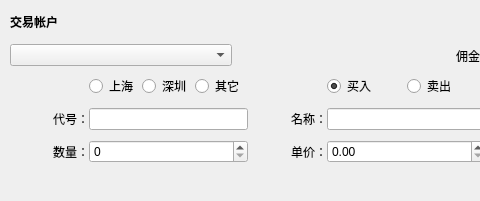
The window that myExchangeFormStock.ui (Imrono/myFinance) describes before a commit, drawn with Qt 5; both pictures show x 0 to 480 and y 0 to 201 of the 689 by 201 pixel window.
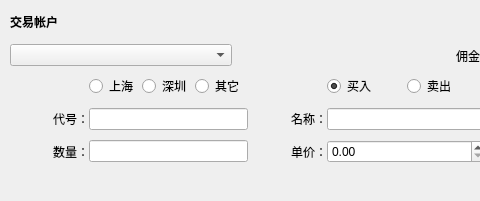
The same window after the commit. Custom widgets are drawn as their Qt base class.

What changed in the file:
```diff
--- a/myExchangeFormStock.ui
+++ b/myExchangeFormStock.ui
@@ -55,25 +55,6 @@
         <property name="alignment">
          <set>Qt::AlignRight|Qt::AlignTrailing|Qt::AlignVCenter</set>
         </property>
-        <property name="buddy">
-         <cstring>spinBoxAmount</cstring>
-        </property>
-       </widget>
-      </item>
-      <item row="2" column="1">
-       <widget class="QSpinBox" name="spinBoxAmount">
-        <property name="alignment">
-         <set>Qt::AlignLeading|Qt::AlignLeft|Qt::AlignVCenter</set>
-        </property>
-        <property name="minimum">
-         <number>0</number>
-        </property>
-        <property name="maximum">
-         <number>100000000</number>
-        </property>
-        <property name="singleStep">
-         <number>100</number>
-        </property>
        </widget>
       </item>
       <item row="2" column="3">
@@ -164,6 +145,9 @@
         </item>
        </layout>
       </item>
+      <item row="2" column="1">
+       <widget class="myLineEdit" name="amountLineEdit"/>
+      </item>
      </layout>
     </item>
     <item>
@@ -374,6 +358,13 @@
    </layout>
   </widget>
  </widget>
+ <customwidgets>
+  <customwidget>
+   <class>myLineEdit</class>
+   <extends>QLineEdit</extends>
+   <header>customUI/myLineEdit.h</header>
+  </customwidget>
+ </customwidgets>
  <tabstops>
   <tabstop>moneyAccount</tabstop>
   <tabstop>radioSH</tabstop>
```
Left out of the diff: 1 changed line with no effect on the pictures.
